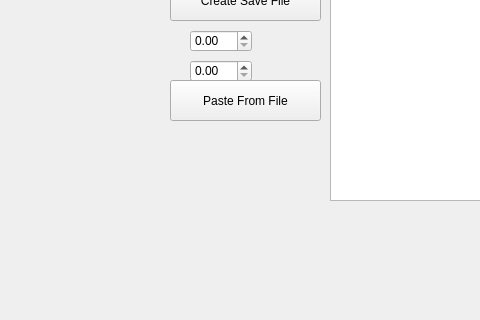
Old version of the form mainwindow.ui in the repository WSU-4110/Math_Scriptum; both pictures show x 280 to 760 and y 240 to 560 of the 1097 by 707 pixel window.
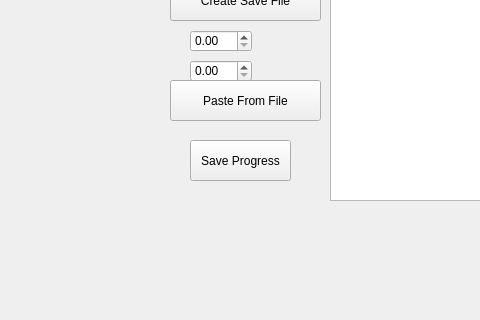
New version of the form. Custom widgets are drawn as their Qt base class.

Commit message: removed .txt files

What changed in the file:
```diff
--- a/mainwindow.ui
+++ b/mainwindow.ui
@@ -139,6 +139,19 @@
      <string>Paste From File</string>
     </property>
    </widget>
+   <widget class="QPushButton" name="saveProgress">
+    <property name="geometry">
+     <rect>
+      <x>470</x>
+      <y>380</y>
+      <width>101</width>
+      <height>41</height>
+     </rect>
+    </property>
+    <property name="text">
+     <string>Save Progress</string>
+    </property>
+   </widget>
   </widget>
   <widget class="QMenuBar" name="menubar">
    <property name="geometry">
```
Left out of the diff: 2 changed lines with no effect on the pictures. The commit also changes 2 other files.
